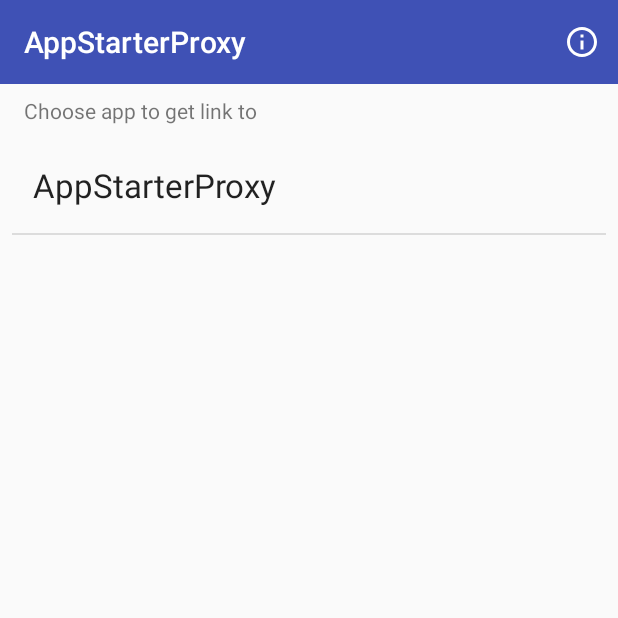
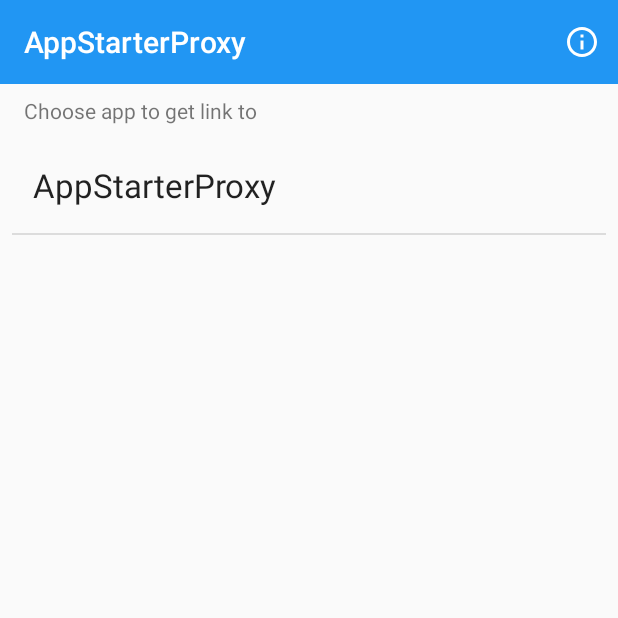
Before and after one commit to popovanton0/AppStarterProxy, an Android app: the screen it shows after launch (MainActivity), on a phone screen of 412 x 824 dp, the top half of it. Run offline under Robolectric (Android 15) with nearby library versions, the light colour scheme and no system bars.

Commit message:
Migration to AndroidX Color change

```diff
--- a/app/src/main/java/com/popov/appstarterproxy/LaunchActivity.kt
+++ b/app/src/main/java/com/popov/appstarterproxy/LaunchActivity.kt
@@ -19,7 +19,7 @@ package com.popov.appstarterproxy
 import android.content.Context
 import android.content.Intent
 import android.os.Bundle
-import android.support.v7.app.AppCompatActivity
+import androidx.appcompat.app.AppCompatActivity
 
 class LaunchActivity : AppCompatActivity() {
 
--- a/app/src/main/java/com/popov/appstarterproxy/MainActivity.kt
+++ b/app/src/main/java/com/popov/appstarterproxy/MainActivity.kt
@@ -21,12 +21,12 @@ import android.content.ClipboardManager
 import android.content.Context
 import android.content.Intent
 import android.os.Bundle
-import android.support.v7.app.AppCompatActivity
 import android.view.Menu
 import android.view.MenuItem
 import android.widget.ArrayAdapter
 import android.widget.Toast
 import android.widget.Toast.LENGTH_LONG
+import androidx.appcompat.app.AppCompatActivity
 import com.popov.appstarterproxy.model.AndroidApp
 import kotlinx.android.synthetic.main.activity_main.*
 
--- a/app/src/main/res/layout/activity_launch.xml
+++ b/app/src/main/res/layout/activity_launch.xml
@@ -15,11 +15,11 @@
   ~ limitations under the License.
   -->
 
-<android.support.constraint.ConstraintLayout xmlns:android="http://schemas.android.com/apk/res/android"
+<androidx.constraintlayout.widget.ConstraintLayout xmlns:android="http://schemas.android.com/apk/res/android"
     xmlns:app="http://schemas.android.com/apk/res-auto"
     xmlns:tools="http://schemas.android.com/tools"
     android:layout_width="match_parent"
     android:layout_height="match_parent"
     tools:context=".LaunchActivity">
 
-</android.support.constraint.ConstraintLayout>
+</androidx.constraintlayout.widget.ConstraintLayout>
--- a/app/src/main/res/layout/activity_main.xml
+++ b/app/src/main/res/layout/activity_main.xml
@@ -15,14 +15,14 @@
   ~ limitations under the License.
   -->
 
-<android.support.constraint.ConstraintLayout xmlns:android="http://schemas.android.com/apk/res/android"
+<androidx.constraintlayout.widget.ConstraintLayout xmlns:android="http://schemas.android.com/apk/res/android"
     xmlns:app="http://schemas.android.com/apk/res-auto"
     xmlns:tools="http://schemas.android.com/tools"
     android:layout_width="match_parent"
     android:layout_height="match_parent"
     tools:context=".MainActivity">
 
-    <android.support.v7.widget.Toolbar
+    <androidx.appcompat.widget.Toolbar
         android:id="@+id/toolbar"
         android:layout_width="match_parent"
         android:layout_height="wrap_content"
@@ -59,4 +59,4 @@
         app:layout_constraintStart_toStartOf="parent"
         app:layout_constraintTop_toBottomOf="@+id/textView" />
 
-</android.support.constraint.ConstraintLayout>
+</androidx.constraintlayout.widget.ConstraintLayout>
--- a/app/src/main/res/values/colors.xml
+++ b/app/src/main/res/values/colors.xml
@@ -16,7 +16,7 @@
   -->
 
 <resources>
-    <color name="colorPrimary">#3F51B5</color>
-    <color name="colorPrimaryDark">#303F9F</color>
-    <color name="colorAccent">#FF4081</color>
+    <color name="colorPrimary">#2196F3</color>
+    <color name="colorPrimaryDark">#1976D2</color>
+    <color name="colorAccent">#03A9F4</color>
 </resources>
--- a/build.gradle
+++ b/build.gradle
@@ -20,7 +20,7 @@ buildscript {
     ext {
         kotlin_version = '1.2.51'
         anko_version='0.10.5'
-        support_lib_version = "27.1.1"
+        support_lib_version = "28.0.0"
     }
     repositories {
         google()
--- a/gradle.properties
+++ b/gradle.properties
@@ -20,6 +20,8 @@
 # http://www.gradle.org/docs/current/userguide/build_environment.html
 # Specifies the JVM arguments used for the daemon process.
 # The setting is particularly useful for tweaking memory settings.
+android.enableJetifier=true
+android.useAndroidX=true
 org.gradle.jvmargs=-Xmx1536m
 # When configured, Gradle will run in incubating parallel mode.
 # This option should only be used with decoupled projects. More details, visit
```
Also changed, not shown: app/build.gradle (+6 -6 lines).
